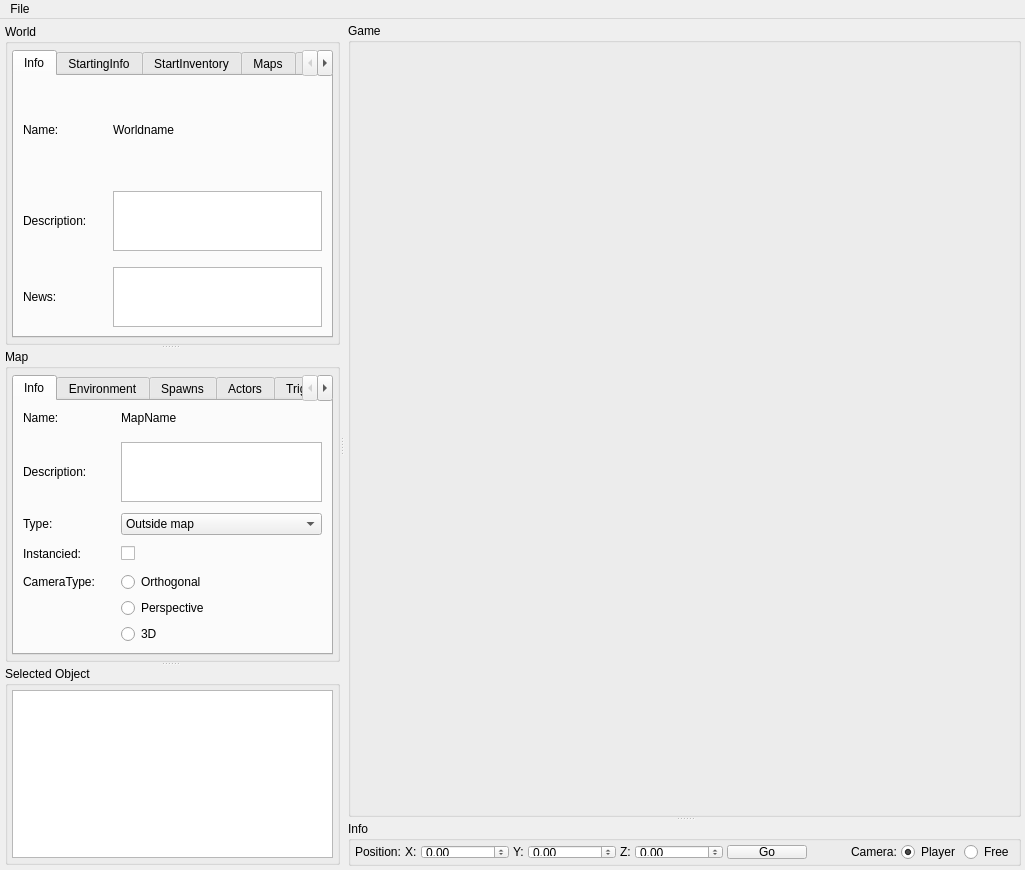
The window that Editor/editor.ui (LBALab/lbanet) describes before a commit, drawn with Qt 5.
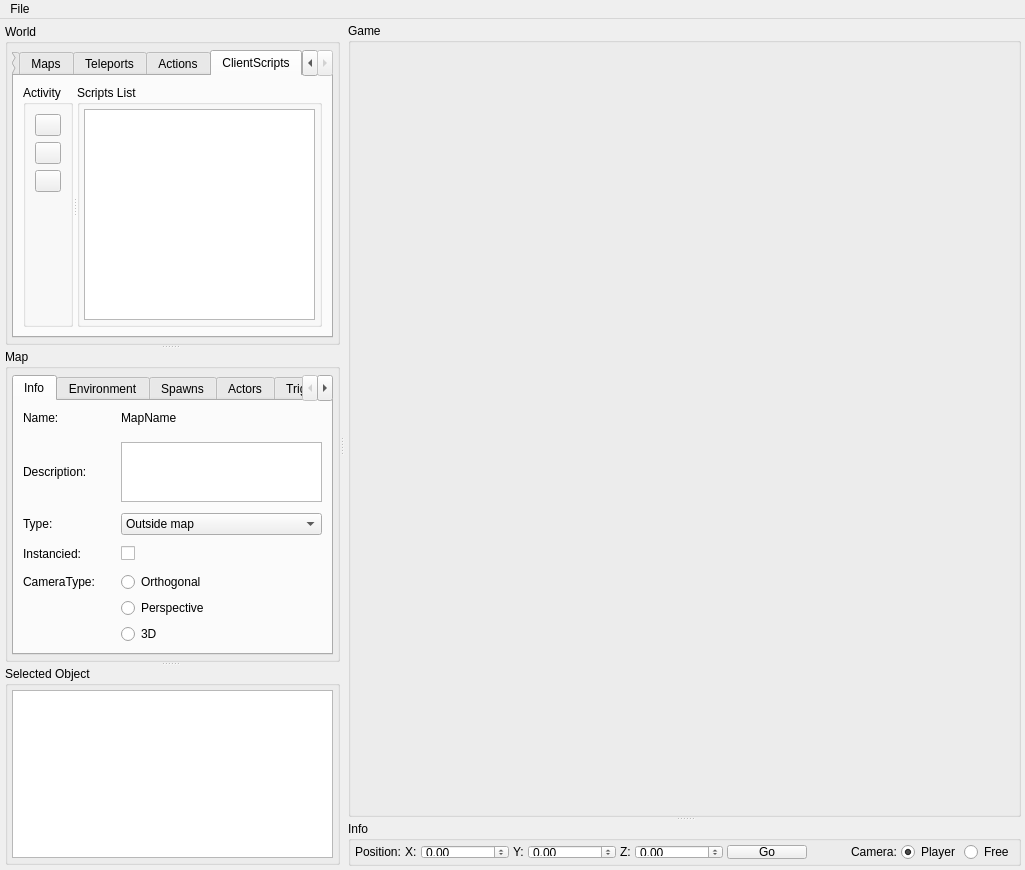
The same window after the commit. The open tabs and pages were chosen to show the change. Icons and pictures are not drawn.

```diff
--- a/Editor/editor.ui
+++ b/Editor/editor.ui
@@ -826,6 +826,135 @@
                    </item>
                   </layout>
                  </widget>
+                 <widget class="QWidget" name="tab_clientscripts">
+                  <attribute name="title">
+                   <string>ClientScripts</string>
+                  </attribute>
+                  <layout class="QGridLayout" name="gridLayout_7">
+                   <item row="0" column="0">
+                    <widget class="QSplitter" name="splitter_11">
+                     <property name="orientation">
+                      <enum>Qt::Horizontal</enum>
+                     </property>
+                     <widget class="QGroupBox" name="groupBox_activityaction_2">
+                      <property name="maximumSize">
+                       <size>
+                        <width>50</width>
+                        <height>16777215</height>
+                       </size>
+                      </property>
+                      <property name="title">
+                       <string>Activity</string>
+                      </property>
+                      <layout class="QVBoxLayout" name="verticalLayout_11">
+                       <property name="spacing">
+                        <number>6</number>
+                       </property>
+                       <property name="margin">
+                        <number>9</number>
+                       </property>
+                       <item>
+                        <widget class="QPushButton" name="pushButton_addCScript">
+                         <property name="toolTip">
+                          <string>Add a new action</string>
+                         </property>
+                         <property name="text">
+                          <string/>
+                         </property>
+                         <property name="icon">
+                          <iconset resource="editor.qrc">
+                           <normaloff>:/Editor/Resources/icons/PNG/onebit_31.png</normaloff>:/Editor/Resources/icons/PNG/onebit_31.png</iconset>
+                         </property>
+                         <property name="iconSize">
+                          <size>
+                           <width>20</width>
+                           <height>20</height>
+                          </size>
+                         </property>
+                         <property name="flat">
+                          <bool>false</bool>
+                         </property>
+                        </widget>
+                       </item>
+                       <item>
+                        <widget class="QPushButton" name="pushButton_removeCScript">
+                         <property name="toolTip">
+                          <string>Remove selected action</string>
+                         </property>
+                         <property name="text">
+                          <string/>
+                         </property>
+                         <property name="icon">
+                          <iconset resource="editor.qrc">
+                           <normaloff>:/Editor/Resources/icons/PNG/onebit_32.png</normaloff>:/Editor/Resources/icons/PNG/onebit_32.png</iconset>
+                         </property>
+                         <property name="iconSize">
+                          <size>
+                           <width>20</width>
+                           <height>20</height>
+                          </size>
+                         </property>
+                        </widget>
+                       </item>
+                       <item>
+                        <widget class="QPushButton" name="pushButton_selectCScript">
+                         <property name="toolTip">
+                          <string>Display selected action properties</string>
+                         </property>
+                         <property name="text">
+                          <string/>
+                         </property>
+                         <property name="icon">
+                          <iconset resource="editor.qrc">
+                           <normaloff>:/Editor/Resources/icons/PNG/onebit_27.png</normaloff>:/Editor/Resources/icons/PNG/onebit_27.png</iconset>
+                         </property>
+                         <property name="iconSize">
+                          <size>
+                           <width>20</width>
+                           <height>20</height>
+                          </size>
+                         </property>
+                        </widget>
+                       </item>
+                       <item>
+                        <spacer name="verticalSpacer_14">
+                         <property name="orientation">
+                          <enum>Qt::Vertical</enum>
+                         </property>
+                         <property name="sizeHint" stdset="0">
+                          <size>
+                           <width>20</width>
+                           <height>106</height>
+                          </size>
+                         </property>
+                        </spacer>
+                       </item>
+                      </layout>
+                     </widget>
+                     <widget class="QGroupBox" name="groupBox_actionlist_2">
+                      <property name="title">
+                       <string>Scripts List</string>
+                      </property>
+                      <layout class="QHBoxLayout" name="horizontalLayout_23">
+                       <property name="margin">
+                        <number>4</number>
+                       </property>
+                       <item>
+                        <widget class="QTableView" name="tableViewCScriptsList">
+                         <property name="selectionMode">
+                          <enum>QAbstractItemView::SingleSelection</enum>
+                         </property>
+                         <property name="selectionBehavior">
+                          <enum>QAbstractItemView::SelectRows</enum>
+                         </property>
+                        </widget>
+                       </item>
+                      </layout>
+                     </widget>
+                    </widget>
+                   </item>
+                  </layout>
+                 </widget>
                 </widget>
                </item>
               </layout>
```
Left out of the diff: 2 changed lines with no effect on the pictures.
